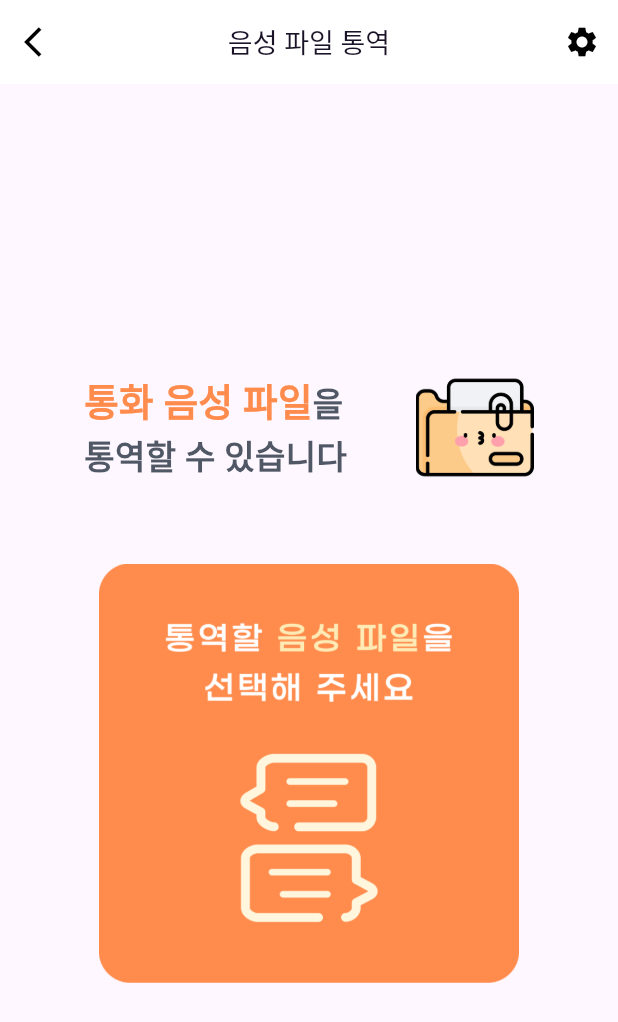
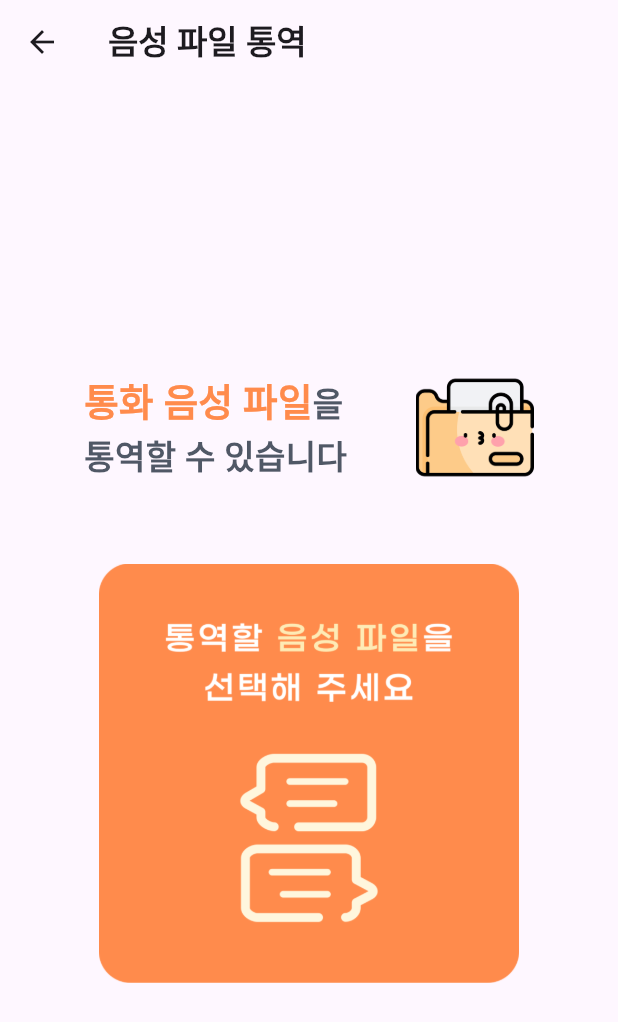
Before and after one commit to jaesung08/JeJalJeJal, a Flutter app: the SelectFileScreen screen opened directly, on a phone screen of 412 x 824 dp. Shown: the top 1022 px of the screen. Run offline on Flutter 3.47's test engine with Material 3 defaults, Android fonts, the phone set to English and light mode, and no system bars; drawn by our look-alikes of styled_text; our stand-ins replace contacts_service, device_info_plus, dio, drift, file_picker, permission_handler and 1 more; missing offline and left inert: flutter_overlay_window, phone_state; accounts and stored records are empty; statements that could not run were skipped.

Commit message:
feat-fe: UI 수정

```diff
--- a/frontend/lib/screens/select_file_screen.dart
+++ b/frontend/lib/screens/select_file_screen.dart
@@ -106,15 +106,11 @@ class _SelectFileScreenState extends State<SelectFileScreen> {
   @override
   Widget build(BuildContext context) {
     return Scaffold(
-      appBar: HeadBar(
-        title: const Text(
-          '음성 파일 통역',
-          style: TextStyle(
-            fontSize: 18.0,
-            color: ColorStyles.textBlack,
-          ),
+      appBar: AppBar(
+        title: Text(
+            '음성 파일 통역',
+            style: TextStyle(fontWeight: FontWeight.bold)
         ),
-        appBar: AppBar(),
       ),
       body: Center(
         child: Padding(
```
Also changed, not shown: frontend/lib/screens/result_detail_screen.dart (+36 -3 lines).
